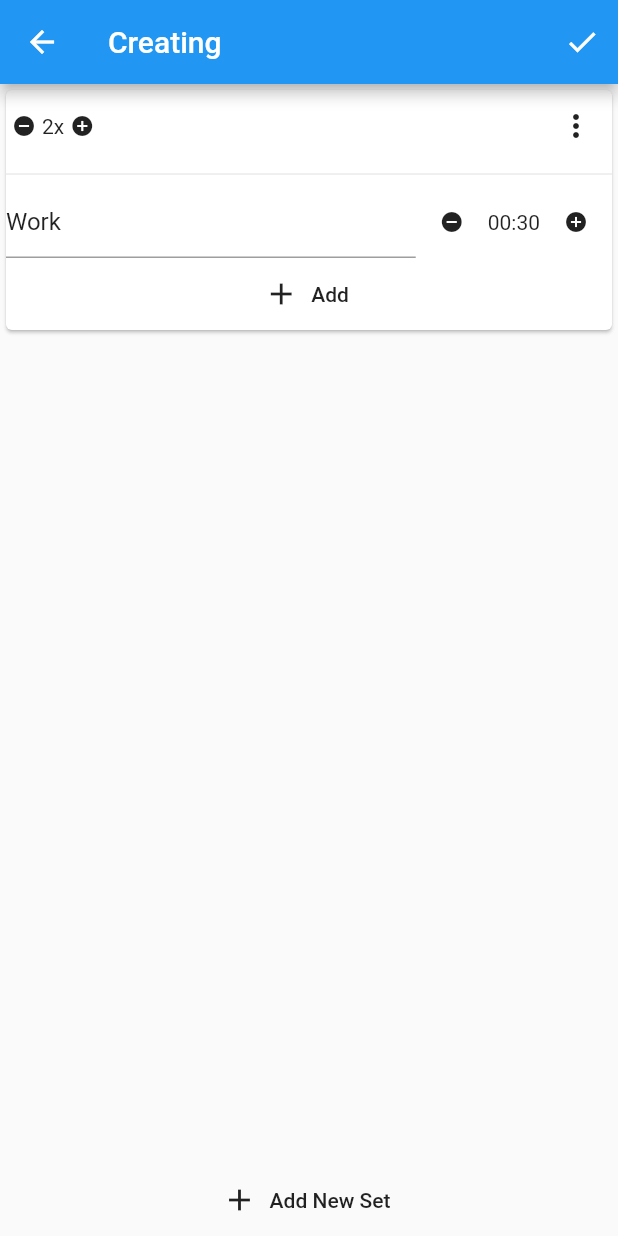
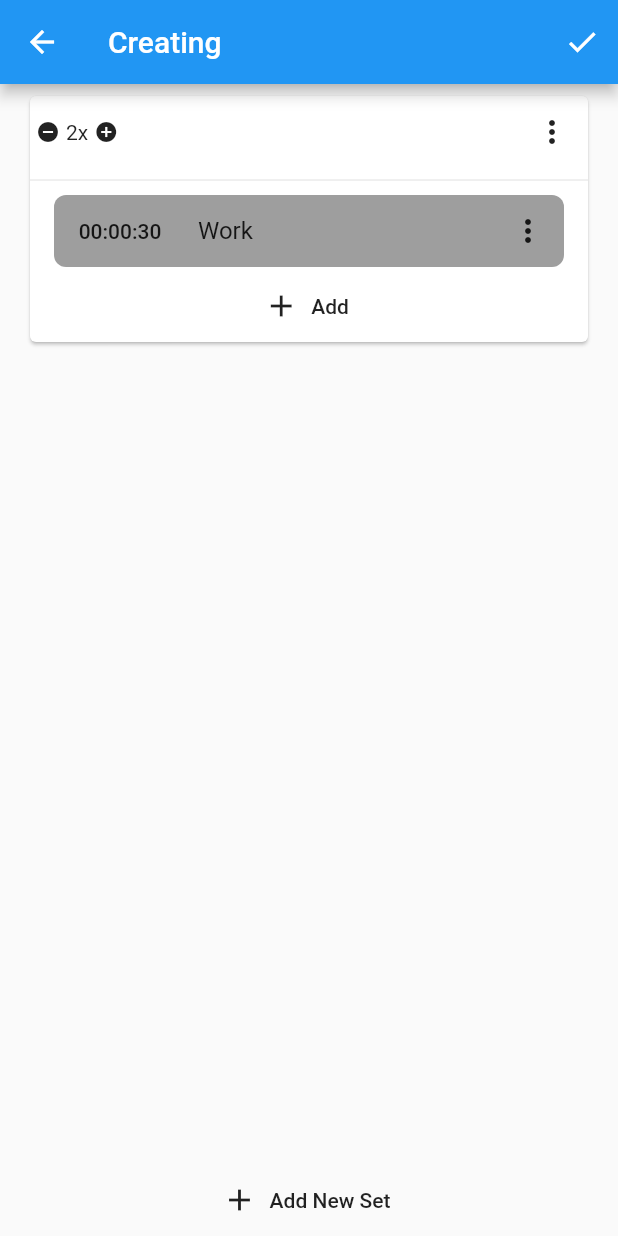
Before and after one commit to AndrewJEON/hiit_timer, a Flutter app: the TimerCreatingPage screen opened directly, after a tap on the "add circle" icon, on a phone screen of 412 x 824 dp. Run offline on Flutter 3.47's test engine with Material 2 defaults, Android fonts, the phone set to English and light mode, and no system bars; our stand-ins replace bloc, equatable, flutter_bloc, flutter_datetime_picker.

Commit message:
Feat timer duration change

```diff
--- a/lib/bloc/timer_creating/timer_creating_event.dart
+++ b/lib/bloc/timer_creating/timer_creating_event.dart
@@ -72,6 +72,21 @@ class TimerAdded extends TimerCreatingEvent {
   List<Object> get props => [index];
 }
 
+class TimerDurationChanged extends TimerCreatingEvent {
+  final Duration duration;
+  final int setIndex;
+  final int index;
+
+  TimerDurationChanged({
+    this.duration,
+    this.setIndex,
+    this.index,
+  });
+
+  @override
+  List<Object> get props => [duration, setIndex, index];
+}
+
 class TimerDescriptionChanged extends TimerCreatingEvent {
   final String description;
   final int setIndex;
--- a/lib/main.dart
+++ b/lib/main.dart
@@ -20,6 +20,9 @@ class MyApp extends StatelessWidget {
   ThemeData theme() {
     return ThemeData(
       primarySwatch: Colors.blue,
+      inputDecorationTheme: InputDecorationTheme(
+        border: InputBorder.none,
+      ),
       visualDensity: VisualDensity.adaptivePlatformDensity,
     );
   }
--- a/lib/presentation/pages/page_timer_creating.dart
+++ b/lib/presentation/pages/page_timer_creating.dart
@@ -42,10 +42,13 @@ class TimerCreatingPage extends StatelessWidget {
                   return ListView(
                     children: <Widget>[
                       for (var i = 0; i < state.timerSets.length; i++)
-                        TimerSetView(
-                          key: UniqueKey(),
-                          timerSet: state.timerSets[i],
-                          index: i,
+                        Padding(
+                          padding: const EdgeInsets.symmetric(horizontal: 16, vertical: 4),
+                          child: TimerSetView(
+                            key: UniqueKey(),
+                            timerSet: state.timerSets[i],
+                            index: i,
+                          ),
                         ),
                     ],
                   );
--- a/lib/presentation/widgets/views/view_timer.dart
+++ b/lib/presentation/widgets/views/view_timer.dart
@@ -1,9 +1,18 @@
 import 'package:flutter/material.dart';
 import 'package:flutter_bloc/flutter_bloc.dart';
+import 'package:flutter_datetime_picker/flutter_datetime_picker.dart';
 import 'package:meta/meta.dart';
 
 import '../../../bloc/timer_creating/timer_creating_bloc.dart';
 import '../../../data/models/model_timer.dart';
+
+class TimerOptions {
+  static const copy = 'Copy';
+  static const delete = 'Delete';
+  static const moveUp = 'Move Up';
+  static const moveDown = 'Move Down';
+  static const all = [copy, delete, moveUp, moveDown];
+}
 
 class TimerView extends StatefulWidget {
   final TimerModel timer;
@@ -38,11 +47,22 @@ class _TimerViewState extends State<TimerView> {
 
   @override
   Widget build(BuildContext context) {
-    return Row(
-      children: <Widget>[
-        Flexible(child: description()),
-        duration(),
-      ],
+    return Container(
+      child: Row(
+        children: <Widget>[
+          duration(),
+          Flexible(
+              child: Padding(
+            padding: const EdgeInsets.symmetric(horizontal: 8),
+            child: description(),
+          )),
+          options(),
+        ],
+      ),
+      decoration: BoxDecoration(
+        color: Colors.grey,
+        borderRadius: BorderRadius.circular(8),
+      ),
     );
   }
 
@@ -64,21 +84,78 @@ class _TimerViewState extends State<TimerView> {
   }
 
   Widget duration() {
-    return Row(
-      mainAxisSize: MainAxisSize.min,
-      children: <Widget>[
-        IconButton(
-          icon: Icon(Icons.remove_circle),
-          iconSize: 16,
-          onPressed: () {},
-        ),
-        Text('00:30'),
-        IconButton(
-          icon: Icon(Icons.add_circle),
-          iconSize: 16,
-          onPressed: () {},
-        ),
-      ],
+    return BlocBuilder<TimerCreatingBloc, TimerCreatingState>(
+      buildWhen: (previous, current) {
+        if (previous.timerSets[widget.setIndex].timers[widget.index].duration !=
+            current.timerSets[widget.setIndex].timers[widget.index].duration) {
+          return true;
+        } else {
+          return false;
+        }
+      },
+      builder: (context, state) {
+        final duration =
+            state.timerSets[widget.setIndex].timers[widget.index].duration;
+        return FlatButton(
+          onPressed: () async {
+            final dateTime = await DatePicker.showTimePicker(
+              context,
+              currentTime: DateTime(
+                0,
+                0,
+                0,
+                duration.inHours,
+                duration.inMinutes.remainder(60),
+                duration.inSeconds.remainder(60),
+              ),
+            );
+            if (dateTime != null) {
+              context.bloc<TimerCreatingBloc>().add(
+                    TimerDurationChanged(
+                      duration: Duration(
+                        hours: dateTime.hour,
+                        minutes: dateTime.minute,
+                        seconds: dateTime.second,
+                      ),
+                      setIndex: widget.setIndex,
+                      index: widget.index,
+                    ),
+                  );
+            }
+          },
+          child: Text(
+            '${duration.inHours.toString().padLeft(2, '0')}:${duration.inMinutes.remainder(60).toString().padLeft(2, '0')}:${duration.inSeconds.remainder(60).toString().padLeft(2, '0')}',
+          ),
+        );
+      },
+    );
+  }
+
+  Widget options() {
+    return PopupMenuButton(
+      onSelected: (value) {
+        switch (value) {
+          case TimerOptions.copy:
+            break;
+          case TimerOptions.delete:
+            break;
+          case TimerOptions.moveUp:
+            break;
+          case TimerOptions.moveDown:
+            break;
+          default:
+            break;
+        }
+      },
+      itemBuilder: (context) {
+        return [
+          for (final option in TimerOptions.all)
+            PopupMenuItem(
+              value: option,
+              child: Text(option),
+            ),
+        ];
+      },
     );
   }
 }
--- a/lib/presentation/widgets/views/view_timer_set.dart
+++ b/lib/presentation/widgets/views/view_timer_set.dart
@@ -64,11 +64,15 @@ class TimerSetView extends StatelessWidget {
                 mainAxisSize: MainAxisSize.min,
                 children: <Widget>[
                   for (var i = 0; i < state.timerSets[index].timers.length; i++)
-                    TimerView(
-                      key: UniqueKey(),
-                      timer: state.timerSets[index].timers[i],
-                      setIndex: index,
-                      index: i,
+                    Padding(
+                      padding: const EdgeInsets.symmetric(
+                          horizontal: 16, vertical: 2),
+                      child: TimerView(
+                        key: UniqueKey(),
+                        timer: state.timerSets[index].timers[i],
+                        setIndex: index,
+                        index: i,
+                      ),
                     ),
                 ],
               );
--- a/pubspec.yaml
+++ b/pubspec.yaml
@@ -9,6 +9,7 @@ dependencies:
     sdk: flutter
   equatable: ^1.2.2
   flutter_bloc: ^5.0.1
+  flutter_datetime_picker: ^1.3.8
 
 dev_dependencies:
   flutter_test:
```
Also changed, not shown: lib/bloc/timer_creating/timer_creating_bloc.dart (+20 -2 lines), pubspec.lock.
